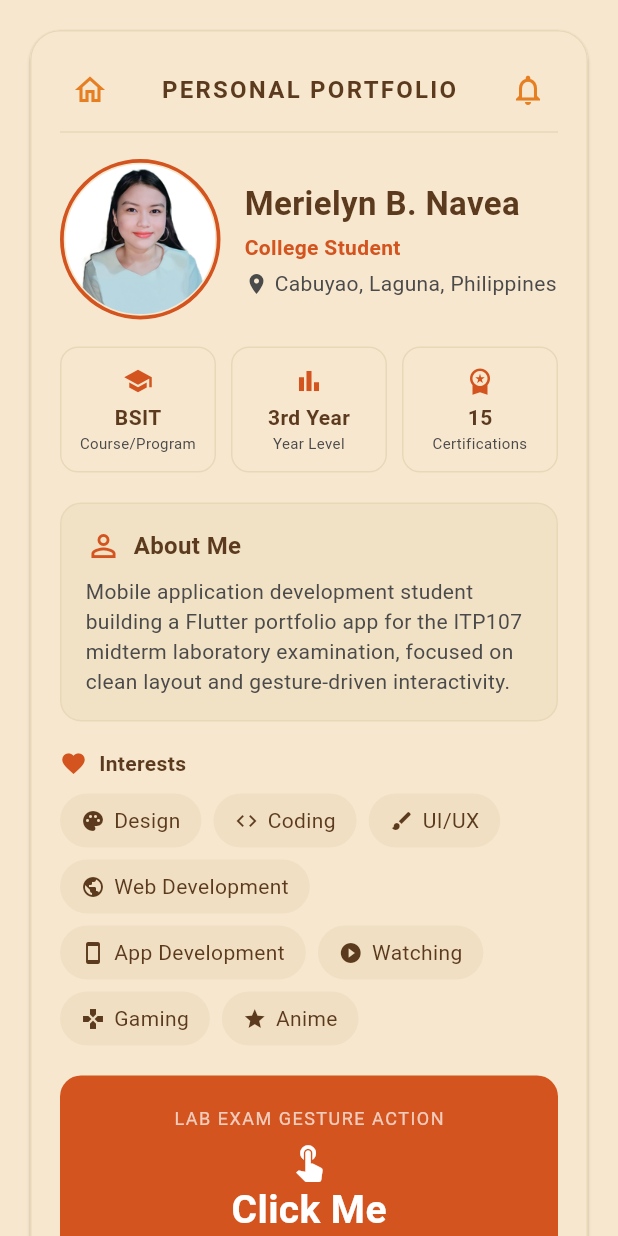
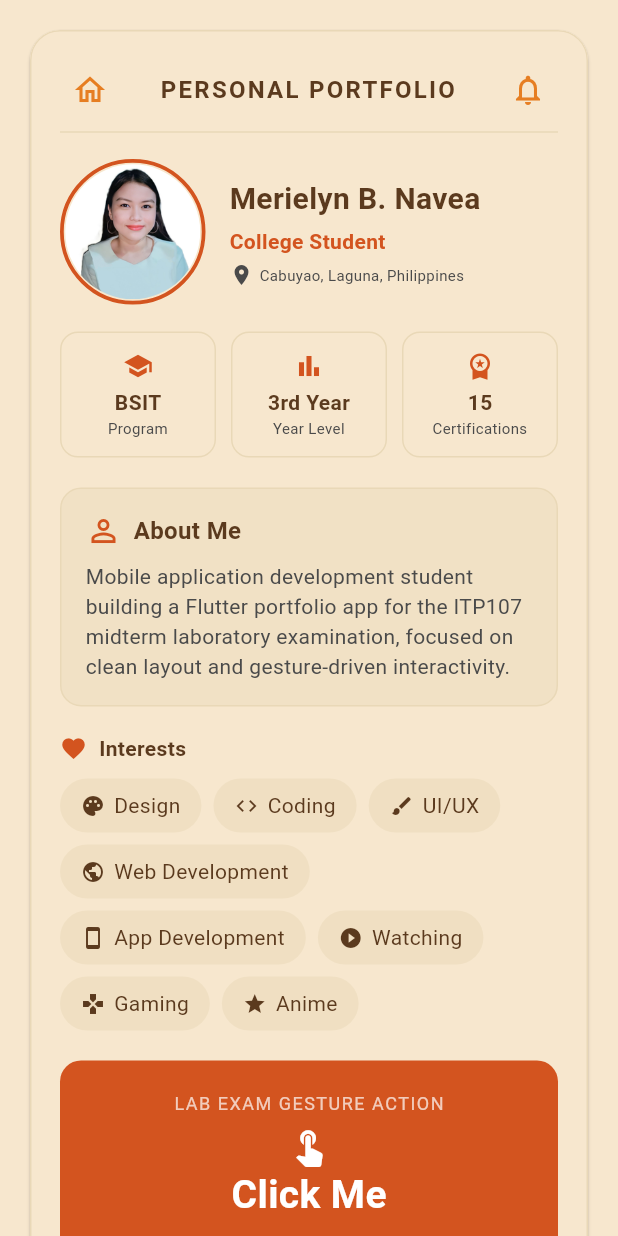
Before and after one commit to merielynv/midterm_labexam, a Flutter app: the screen it shows after launch, after a tap on "LAB EXAM GESTURE ACTION", on a phone screen of 412 x 824 dp. Run offline on Flutter 3.47's test engine with Material 3 defaults, Android fonts, the light colour scheme and no system bars.

Commit message:
Update main.dart styling and layout

```diff
--- a/lib/main.dart
+++ b/lib/main.dart
@@ -51,6 +51,9 @@ class PortfolioHomePage extends StatefulWidget {
 
 class _PortfolioHomePageState extends State<PortfolioHomePage> {
   // Exam-specific data (from the Laboratory Examination form).
+  // Hardcoded to the actual date the exam was passed/submitted,
+  // rather than whatever date happens to be on the device when run.
+  static const String examDate = 'September 6, 2026';
   static const String studentFullName = 'Merielyn B. Navea';
   static const String professorFullName = 'Mr. Albert Alforja';
 
@@ -59,27 +62,8 @@ class _PortfolioHomePageState extends State<PortfolioHomePage> {
   String _consoleOutput =
       'Outputs will appear here after a gesture. Check dev tools console for gesture output history.';
 
-  String _formattedExamDate() {
-    const months = [
-      'January',
-      'February',
-      'March',
-      'April',
-      'May',
-      'June',
-      'July',
-      'August',
-      'September',
-      'October',
-      'November',
-      'December',
-    ];
-    final now = DateTime.now();
-    return '${months[now.month - 1]} ${now.day}, ${now.year}';
-  }
-
   void _onSingleTap() {
-    final output = 'Exam Date: ${_formattedExamDate()}';
+    final output = 'Exam Date: $examDate';
     // Requirement: Single Tap -> print current date of the examination.
     debugPrint('[SINGLE TAP] $output');
     setState(() => _consoleOutput = '[SINGLE TAP] $output');
@@ -169,6 +153,7 @@ class _ProfileCard extends StatelessWidget {
                   child: Center(
                     child: Text(
                       'PERSONAL PORTFOLIO',
+                      textAlign: TextAlign.center,
                       style: TextStyle(
                         fontSize: 16,
                         fontWeight: FontWeight.bold,
@@ -209,12 +194,12 @@ class _ProfileCard extends StatelessWidget {
                   child: ClipOval(
                     child: Image.asset(
                       'assets/images/pfp.png',
-                      width: 100,
-                      height: 100,
+                      width: 90,
+                      height: 90,
                       fit: BoxFit.cover,
                       errorBuilder: (context, error, stackTrace) => Container(
-                        width: 100,
-                        height: 100,
+                        width: 90,
+                        height: 90,
                         color: AppColors.beige,
                         child: Icon(
                           Icons.person,
@@ -233,7 +218,7 @@ class _ProfileCard extends StatelessWidget {
                       Text(
                         'Merielyn B. Navea',
                         style: TextStyle(
-                          fontSize: 22,
+                          fontSize: 20,
                           fontWeight: FontWeight.bold,
                           color: AppColors.darkBrown,
                         ),
@@ -256,9 +241,14 @@ class _ProfileCard extends StatelessWidget {
                             color: AppColors.charcoal,
                           ),
                           const SizedBox(width: 4),
-                          Text(
-                            'Cabuyao, Laguna, Philippines',
-                            style: TextStyle(color: AppColors.charcoal),
+                          Expanded(
+                            child: Text(
+                              'Cabuyao, Laguna, Philippines',
+                              style: TextStyle(
+                                color: AppColors.charcoal,
+                                fontSize: 10,
+                              ),
+                            ),
                           ),
                         ],
                       ),
@@ -272,11 +262,7 @@ class _ProfileCard extends StatelessWidget {
             // --- Stat chips row ---
             Row(
               children: [
-                _StatChip(
-                  icon: Icons.school,
-                  label: 'BSIT',
-                  sub: 'Course/Program',
-                ),
+                _StatChip(icon: Icons.school, label: 'BSIT', sub: 'Program'),
                 const SizedBox(width: 10),
                 _StatChip(
                   icon: Icons.bar_chart,
```
